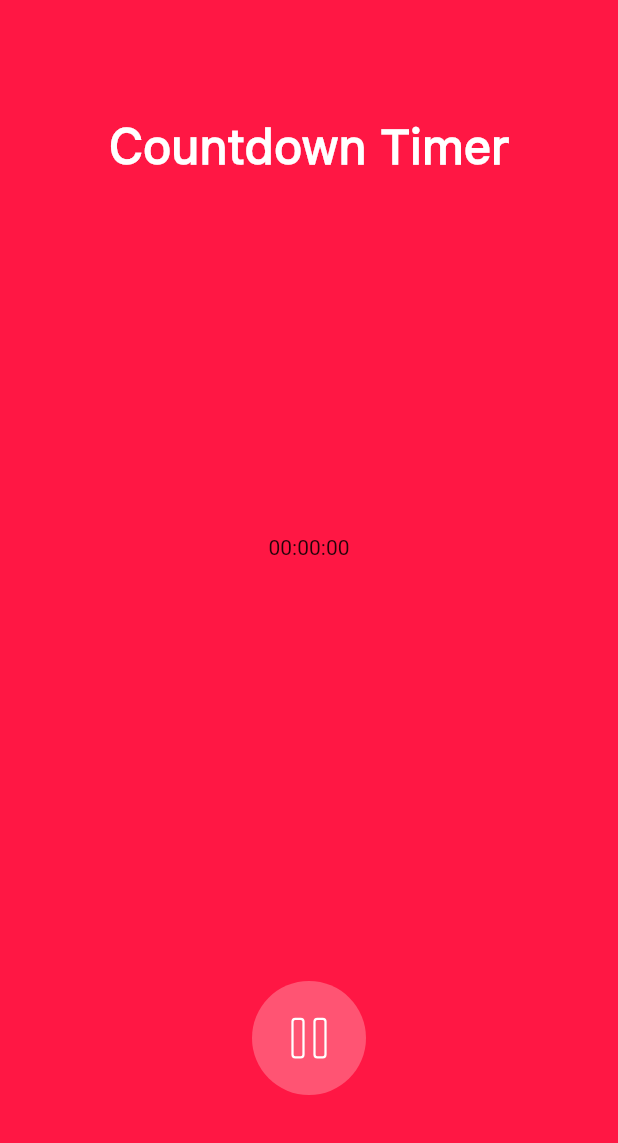
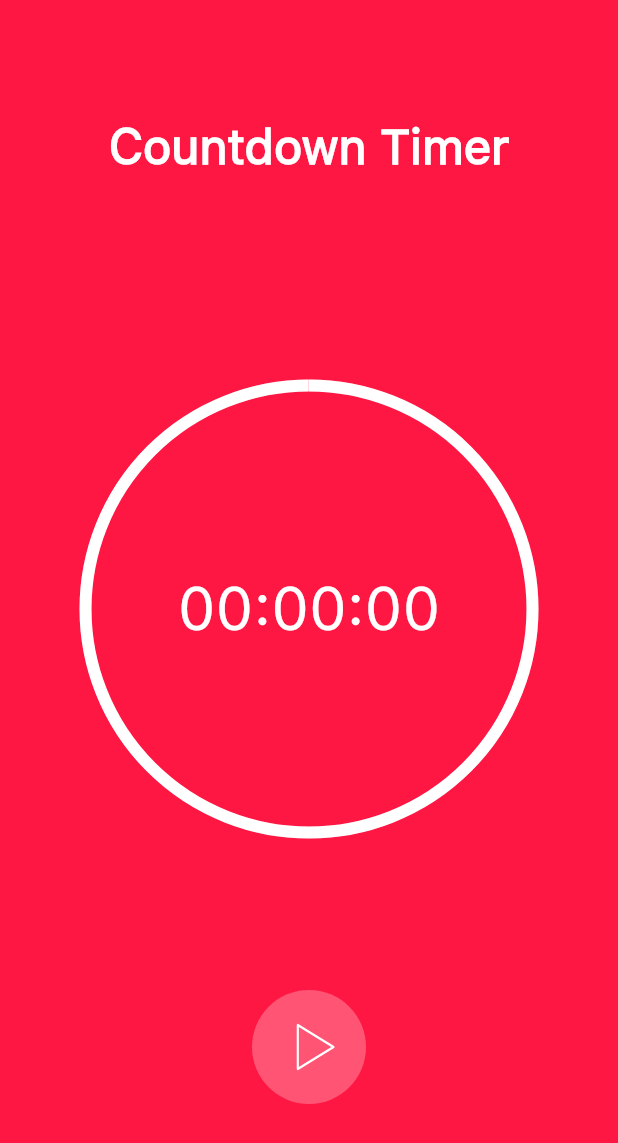
Before and after one commit to 1Leomas/UTM_PAM_labs, a Flutter app: the screen it shows after launch, after a tap on an icon or button, on a phone screen of 412 x 824 dp. Shown: the top 1143 px of the screen. Run offline on Flutter 3.47's test engine with Material 2 defaults, Android fonts, the phone set to English and light mode, and no system bars; our stand-ins replace flutter_svg, get.

Commit message:
lab3 figma - add circular progress indicator

```diff
--- a/lab3_figma_flutter/lib/presentation/home/home_page.dart
+++ b/lab3_figma_flutter/lib/presentation/home/home_page.dart
@@ -1,7 +1,7 @@
 import 'package:flutter/material.dart';
 import 'package:get/get.dart';
 import 'package:lab3_figma_flutter/presentation/home/widgets/build_time.dart';
-import 'package:lab3_figma_flutter/presentation/home/widgets/button_controls_widget.dart';
+import 'package:lab3_figma_flutter/presentation/home/widgets/buttons_space/button_controls_widget.dart';
 import 'package:lab3_figma_flutter/presentation/home/widgets/input_time_box/input_time_controller.dart';
 import 'package:lab3_figma_flutter/presentation/home/widgets/input_time_box/input_time_widget.dart';
 import 'package:lab3_figma_flutter/resources/custom_colors.dart';
@@ -27,9 +27,10 @@ class _HomePageState extends State<HomePage> {
               children: [
                 const SizedBox(height: 79),
                 HomeTitleWidget(),
-                const SizedBox(height: 240),
+                const SizedBox(height: 140),
                 SizedBox(
-                  height: 92,
+                  height: 298,
+                  width: 298,
                   child:  Obx(() {
                     if(controller.buttonState.isFalse) {
                       return InputTimeWidget();
@@ -38,7 +39,7 @@ class _HomePageState extends State<HomePage> {
                     }
                   }),
                 ),
-                const SizedBox(height: 205),
+                const SizedBox(height: 105),
                 ButtonControlWidget(),
               ],
             ),
--- a/lab3_figma_flutter/lib/presentation/home/widgets/build_time.dart
+++ b/lab3_figma_flutter/lib/presentation/home/widgets/build_time.dart
@@ -4,6 +4,8 @@ import 'package:flutter/material.dart';
 import 'package:get/get.dart';
 import 'package:lab3_figma_flutter/presentation/home/home_page.dart';
 import 'package:lab3_figma_flutter/presentation/home/widgets/input_time_box/input_time_controller.dart';
+import 'package:lab3_figma_flutter/resources/custom_colors.dart';
+import 'package:lab3_figma_flutter/resources/text_styles.dart';
 
 class BuildTime extends StatefulWidget {
   @override
@@ -19,15 +21,27 @@ class _BuildTimeState extends State<BuildTime> {
     String twoDigits(int n) => n.toString().padLeft(2, '0');
 
     return Obx(() {
-      if(controller.buttonState.isTrue) {
-        controller.sHours.value = twoDigits(controller.duration.value.inHours.remainder(60));
-        controller.sMinutes.value = twoDigits(controller.duration.value.inMinutes.remainder(60));
-        controller.sSeconds.value = twoDigits(controller.duration.value.inSeconds.remainder(60));
-        return Text("${controller.sHours}:${controller.sMinutes}:${controller.sSeconds}");
-      }
-      else {
-        return const SizedBox.shrink();
-      }
+      controller.sHours.value = twoDigits(controller.duration.value.inHours.remainder(60));
+      controller.sMinutes.value = twoDigits(controller.duration.value.inMinutes.remainder(60));
+      controller.sSeconds.value = twoDigits(controller.duration.value.inSeconds.remainder(60));
+
+      return Stack(
+        fit: StackFit.expand,
+        children: [
+          CircularProgressIndicator(
+            value: controller.duration.value.inSeconds / controller.totalDuration,
+            backgroundColor: CustomColors.fieryRose,
+            color: CustomColors.white,
+            strokeWidth: 8,
+          ),
+          Center(
+            child: Text(
+                "${controller.sHours}:${controller.sMinutes}:${controller.sSeconds}",
+                style: TextStyles.textStyleSFPro40()
+            ),
+          ),
+        ],
+      );
     });
   }
 }
--- a/lab3_figma_flutter/lib/presentation/home/widgets/button_controls_widget.dart
+++ /dev/null
@@ -1,41 +0,0 @@
-import 'package:flutter/material.dart';
-import 'package:get/get.dart';
-import 'package:lab3_figma_flutter/presentation/home/widgets/input_time_box/input_time_controller.dart';
-import 'package:lab3_figma_flutter/resources/custom_colors.dart';
-import 'package:lab3_figma_flutter/resources/svg_assets.dart';
-
-class _ButtonControlWidgetState extends State<ButtonControlWidget> {
-  @override
-  Widget build(BuildContext context) {
-    final controller = Get.find<InputTimeController>();
-    return Material(
-      elevation: 0,
-      type: MaterialType.circle,
-      color: CustomColors.fieryRose,
-      child: Obx(() => IconButton(
-        padding: (controller.buttonState.isTrue)
-            ? const EdgeInsets.only(left: 0)
-            : const EdgeInsets.only(left: 9),
-        iconSize: 76,
-        splashRadius: 36,
-        onPressed: () {
-          controller.changeButtonSate();
-          if (controller.buttonState.isTrue) {
-            controller.startTimer();
-          } else {
-            controller.stopTimer();
-          }
-        },
-        icon: controller.buttonState.value
-            ? SvgAssets.iconPause
-            : SvgAssets.iconStart,
-        color: CustomColors.white,
-      )),
-    );
-  }
-}
-
-class ButtonControlWidget extends StatefulWidget {
-  @override
-  State<ButtonControlWidget> createState() => _ButtonControlWidgetState();
-}
--- /dev/null
+++ b/lab3_figma_flutter/lib/presentation/home/widgets/buttons_space/button_controls_widget.dart
@@ -0,0 +1,37 @@
+import 'package:flutter/material.dart';
+import 'package:get/get.dart';
+import 'package:lab3_figma_flutter/presentation/home/widgets/buttons_space/button_pause.dart';
+import 'package:lab3_figma_flutter/presentation/home/widgets/buttons_space/button_start.dart';
+import 'package:lab3_figma_flutter/presentation/home/widgets/buttons_space/button_stop.dart';
+import 'package:lab3_figma_flutter/presentation/home/widgets/input_time_box/input_time_controller.dart';
+import 'package:lab3_figma_flutter/resources/custom_colors.dart';
+import 'package:lab3_figma_flutter/resources/enums.dart';
+import 'package:lab3_figma_flutter/resources/svg_assets.dart';
+
+class _ButtonControlWidgetState extends State<ButtonControlWidget> {
+  @override
+  Widget build(BuildContext context) {
+    final controller = Get.find<InputTimeController>();
+    return Obx(() {
+      if(controller.isTimerRuning()
+          //|| !controller.isCompleted()
+      ) {
+        return Row(
+          mainAxisAlignment: MainAxisAlignment.center,
+          children: [
+            ButtonStop(),
+            ButtonPause()
+          ],
+        );
+      }
+      else {
+        return ButtonStart();
+      }
+    });
+  }
+}
+
+class ButtonControlWidget extends StatefulWidget {
+  @override
+  State<ButtonControlWidget> createState() => _ButtonControlWidgetState();
+}
--- /dev/null
+++ b/lab3_figma_flutter/lib/presentation/home/widgets/buttons_space/button_start.dart
@@ -0,0 +1,33 @@
+import 'package:flutter/material.dart';
+import 'package:get/get.dart';
+import 'package:lab3_figma_flutter/presentation/home/widgets/input_time_box/input_time_controller.dart';
+import 'package:lab3_figma_flutter/resources/custom_colors.dart';
+import 'package:lab3_figma_flutter/resources/svg_assets.dart';
+
+class ButtonStart extends StatelessWidget {
+  @override
+  Widget build(BuildContext context) {
+    final controller = Get.find<InputTimeController>();
+
+    return Material(
+        elevation: 0,
+        type: MaterialType.circle,
+        color: CustomColors.fieryRose,
+        child: IconButton(
+          padding: const EdgeInsets.only(left: 9),
+          iconSize: 76,
+          splashRadius: 36,
+          onPressed: () {
+            controller.changeButtonSate();
+            if (controller.buttonState.isTrue) {
+              controller.startTimer();
+            } else {
+              controller.stopTimer();
+            }
+          },
+          icon: SvgAssets.iconStart,
+          color: CustomColors.white,
+        )
+    );
+  }
+}
--- a/lab3_figma_flutter/lib/presentation/home/widgets/input_time_box/input_time_controller.dart
+++ b/lab3_figma_flutter/lib/presentation/home/widgets/input_time_box/input_time_controller.dart
@@ -30,6 +30,7 @@ class InputTimeController extends GetxController {
   }
 
   var duration = Duration().obs;
+  int totalDuration = 0;
   Timer? timer;
 
   final sHours = "".obs;
@@ -66,11 +67,16 @@ class InputTimeController extends GetxController {
 
   void resetTimer() {
     duration.value = Duration(hours: hours.value, minutes: minutes.value, seconds: seconds.value);
+    totalDuration = duration.value.inSeconds;
     update();
   }
 
+  bool isTimerRuning() {
+    return timer == null ? false : timer!.isActive;
+  }
+
   bool isCompleted() {
-    return seconds == 0;
+    return duration.value == totalDuration || duration.value.inSeconds == 0;
   }
 
 }
--- a/lab3_figma_flutter/lib/presentation/home/widgets/input_time_box/input_time_widget.dart
+++ b/lab3_figma_flutter/lib/presentation/home/widgets/input_time_box/input_time_widget.dart
@@ -12,6 +12,8 @@ class _InputTimeWidgetState extends State<InputTimeWidget> {
   Widget build(BuildContext context) {
     InputTimeController controller = Get.find();
     return Column(
+      mainAxisAlignment: MainAxisAlignment.center,
+      crossAxisAlignment: CrossAxisAlignment.center,
       children: [
           Row(
           mainAxisAlignment: MainAxisAlignment.center,
@@ -25,24 +27,24 @@ class _InputTimeWidgetState extends State<InputTimeWidget> {
         ),
         const SizedBox(height: 5),
         Row(
-          mainAxisAlignment: MainAxisAlignment.spaceEvenly,
+          //mainAxisAlignment: MainAxisAlignment.spaceEvenly,
           children: [
             Padding(
-              padding: const EdgeInsets.only(left: 40),
+              padding: const EdgeInsets.only(left: 28),
               child: Text(
                 Strings.hours,
                 style: TextStyles.textStyleSFPro14(),
               ),
             ),
             Padding(
-              padding: const EdgeInsets.all(0.0),
+              padding: const EdgeInsets.only(left: 42),
               child: Text(
                 Strings.minutes,
                 style: TextStyles.textStyleSFPro14(),
               ),
             ),
             Padding(
-              padding: const EdgeInsets.only(right: 25),
+              padding: const EdgeInsets.only(left: 33),
               child: Text(
                 Strings.seconds,
                 style: TextStyles.textStyleSFPro14(),
```
Also changed, not shown: lab3_figma_flutter/lib/presentation/home/widgets/button_controls_controller.dart (deleted, +0 -14 lines), lab3_figma_flutter/lib/presentation/home/widgets/buttons_space/button_pause.dart (added, +33 -0 lines), lab3_figma_flutter/lib/presentation/home/widgets/buttons_space/button_stop.dart (added, +33 -0 lines), lab3_figma_flutter/lib/resources/text_styles.dart (+4 -4 lines).
